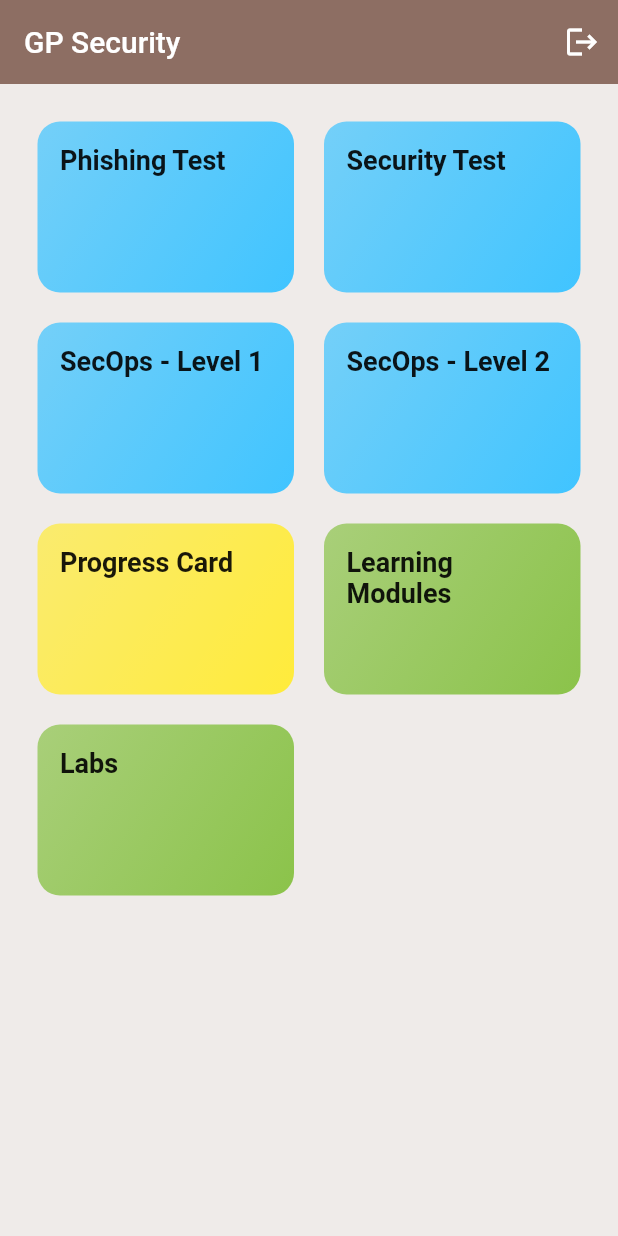
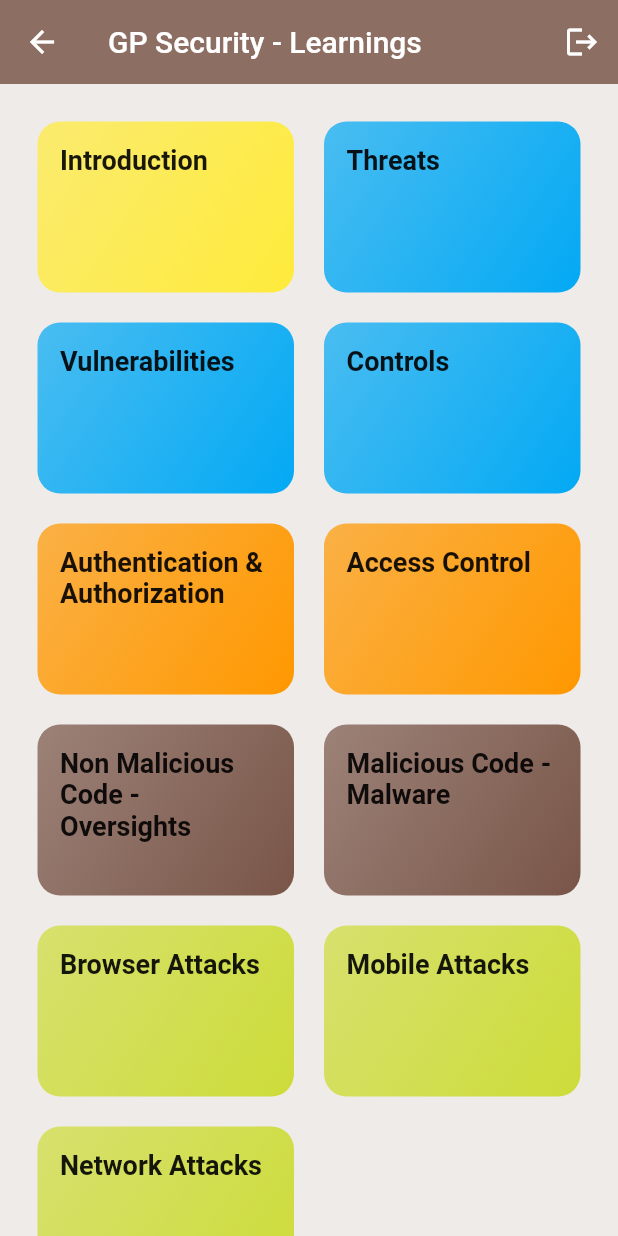
Before and after one commit to aseemsethi/gp_ent, a Flutter app: the screen it shows once a user with an empty profile is signed in, after a tap on "Learning Modules", on a phone screen of 412 x 824 dp. Run offline on Flutter 3.47's test engine with Material 2 defaults, Android fonts, the phone set to English and light mode, and no system bars; our stand-ins replace cloud_firestore, firebase_auth, firebase_core, flutter_spinkit, sqflite; accounts and stored records are empty.

Commit message:
working on blog

```diff
--- /dev/null
+++ b/lib/data/learningData.dart
@@ -0,0 +1,60 @@
+import 'package:flutter/material.dart';
+import '../models/labsModel.dart';
+
+const learningMenu = [
+  LabsModel(
+    id: 'l1',
+    title: 'Introduction',
+    color: Colors.yellow,
+  ),
+  LabsModel(
+    id: 'l2',
+    title: 'Threats',
+    color: Colors.lightBlue,
+  ),
+  LabsModel(
+    id: 'l3',
+    title: 'Vulnerabilities',
+    color: Colors.lightBlue,
+  ),
+  LabsModel(
+    id: 'l4',
+    title: 'Controls',
+    color: Colors.lightBlue,
+  ),
+  LabsModel(
+    id: 'l5',
+    title: 'Authentication & Authorization',
+    color: Colors.orange,
+  ),
+  LabsModel(
+    id: 'l6',
+    title: 'Access Control',
+    color: Colors.orange,
+  ),
+  LabsModel(
+    id: 'l7',
+    title: 'Non Malicious Code - Oversights',
+    color: Colors.brown,
+  ),
+  LabsModel(
+    id: 'l8',
+    title: 'Malicious Code - Malware',
+    color: Colors.brown,
+  ),
+  LabsModel(
+    id: 'l8',
+    title: 'Browser Attacks',
+    color: Colors.lime,
+  ),
+  LabsModel(
+    id: 'l8',
+    title: 'Mobile Attacks',
+    color: Colors.lime,
+  ),
+  LabsModel(
+    id: 'l8',
+    title: 'Network Attacks',
+    color: Colors.lime,
+  ),
+];
--- a/lib/main.dart
+++ b/lib/main.dart
@@ -3,6 +3,7 @@ import 'package:flutter/material.dart';
 import 'package:gp_ent/labs/addVpc.dart';
 import 'package:gp_ent/labs/awsSetup.dart';
 import 'package:gp_ent/labs/lab1verify.dart';
+import 'package:gp_ent/screens/learning.dart';
 import 'package:gp_ent/screens/wrapper_auth.dart';
 import 'package:gp_ent/screens/wrapper_home.dart';
 import './screens/qChapters.dart';
@@ -50,6 +51,7 @@ class MyApp extends StatelessWidget {
           '/cfgkeys': (ctx) => CfgKeys(),
           '/awsSetup': (ctx) => AwsSetup(),
           '/lab1Verify': (ctx) => Lab1Verify(),
+          '/learning': (ctx) => Learning(),
         },
       ),
     );
--- /dev/null
+++ b/lib/screens/learning.dart
@@ -0,0 +1,47 @@
+import 'package:flutter/material.dart';
+import 'package:gp_ent/data/learningData.dart';
+import '../services/auth.dart';
+import '../widgets/securityHdgItem.dart';
+
+class Learning extends StatelessWidget {
+  final AuthService _auth = AuthService();
+
+  @override
+  Widget build(BuildContext context) {
+    return Scaffold(
+      backgroundColor: Colors.brown[50],
+      appBar: AppBar(
+        title: Text('GP Security - Learnings'),
+        backgroundColor: Colors.brown[400],
+        elevation: 0.0,
+        actions: <Widget>[
+          IconButton(
+            icon: const Icon(
+              Icons.logout,
+              semanticLabel: 'logout',
+            ),
+            onPressed: () async {
+              await _auth.signOut();
+            },
+          ),
+        ],
+      ),
+      body: GridView(
+        padding: EdgeInsets.all(25),
+        gridDelegate: SliverGridDelegateWithMaxCrossAxisExtent(
+          maxCrossAxisExtent: 200,
+          childAspectRatio: 3 / 2,
+          crossAxisSpacing: 20,
+          mainAxisSpacing: 20,
+        ),
+        children: learningMenu
+            .map((mdata) => SecurityHdgItem(
+                  mdata.id,
+                  mdata.title,
+                  mdata.color,
+                ))
+            .toList(),
+      ),
+    );
+  }
+}
```
